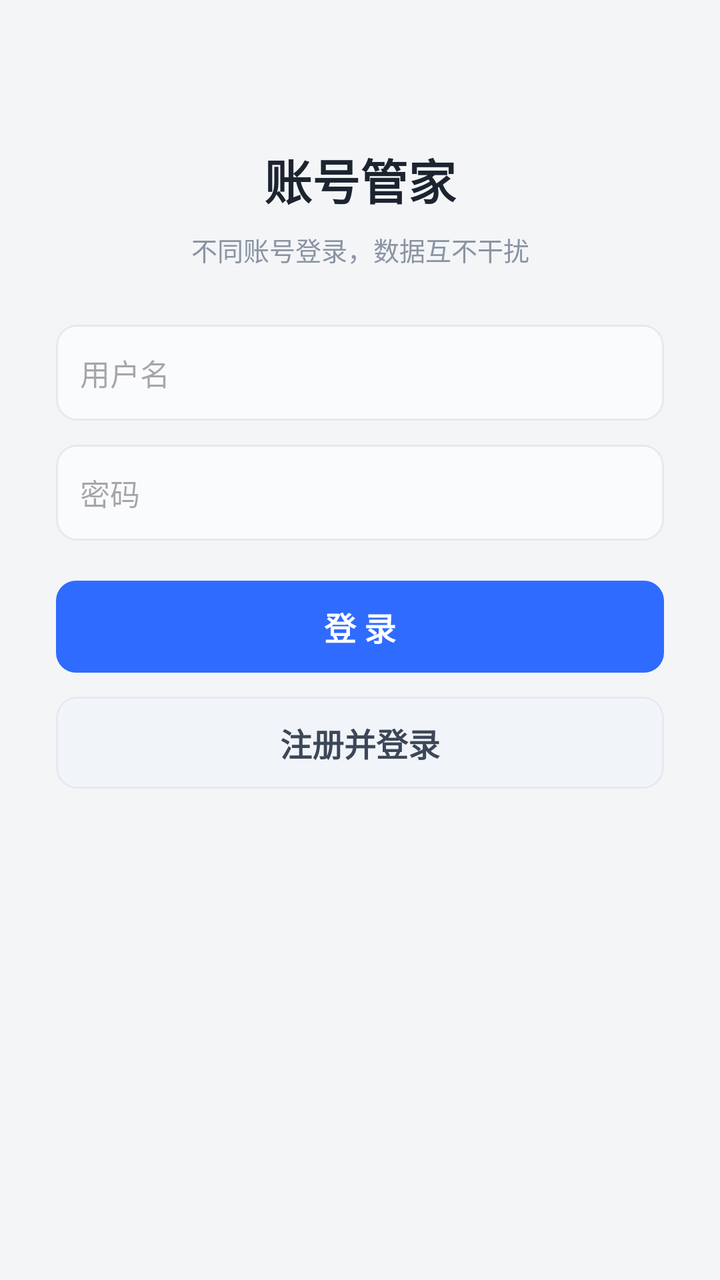
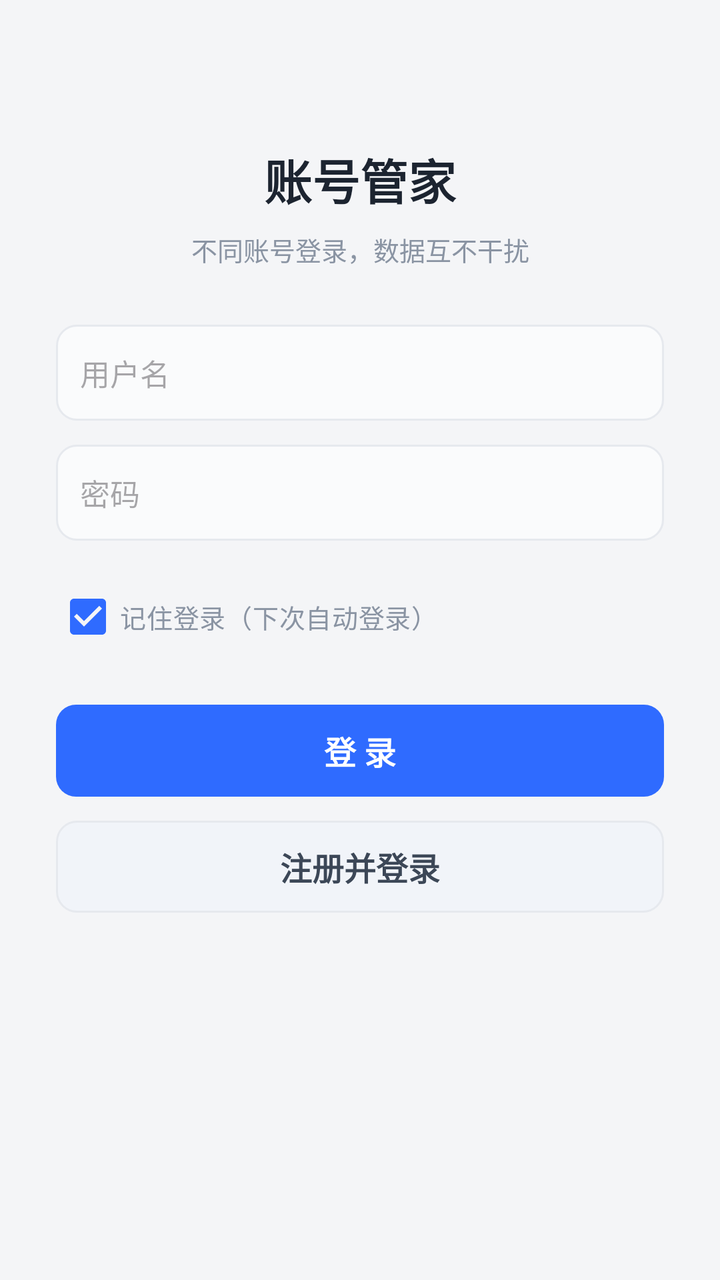

Screens rendered from an Android XML layout before and after an edit, with the pre-edit source and the edit as a unified diff.
<!-- AndroidManifest.xml: application theme Theme.App -->
<!-- res/layout/activity_login.xml -->
<?xml version="1.0" encoding="utf-8"?>
<ScrollView xmlns:android="http://schemas.android.com/apk/res/android"
    android:layout_width="match_parent"
    android:layout_height="match_parent"
    android:background="@color/bg"
    android:fillViewport="true">

    <LinearLayout
        android:layout_width="match_parent"
        android:layout_height="wrap_content"
        android:orientation="vertical"
        android:paddingStart="28dp"
        android:paddingEnd="28dp"
        android:paddingTop="72dp">

        <TextView
            android:layout_width="match_parent"
            android:layout_height="wrap_content"
            android:gravity="center"
            android:text="账号管家"
            android:textColor="@color/text"
            android:textSize="24sp"
            android:textStyle="bold" />

        <TextView
            android:layout_width="match_parent"
            android:layout_height="wrap_content"
            android:layout_marginTop="8dp"
            android:gravity="center"
            android:text="不同账号登录，数据互不干扰"
            android:textColor="@color/muted"
            android:textSize="13sp" />

        <EditText
            android:id="@+id/username"
            android:layout_width="match_parent"
            android:layout_height="wrap_content"
            android:layout_marginTop="28dp"
            android:background="@drawable/bg_input"
            android:hint="用户名"
            android:inputType="text"
            android:minHeight="48dp"
            android:padding="12dp"
            android:textColor="@color/text"
            android:textSize="15sp" />

        <EditText
            android:id="@+id/password"
            android:layout_width="match_parent"
            android:layout_height="wrap_content"
            android:layout_marginTop="12dp"
            android:background="@drawable/bg_input"
            android:hint="密码"
            android:inputType="textPassword"
            android:minHeight="48dp"
            android:padding="12dp"
            android:textColor="@color/text"
            android:textSize="15sp" />

        <TextView
            android:id="@+id/loginBtn"
            android:layout_width="match_parent"
            android:layout_height="46dp"
            android:layout_marginTop="20dp"
            android:background="@drawable/bg_btn_blue"
            android:gravity="center"
            android:text="登 录"
            android:textColor="#ffffff"
            android:textSize="16sp"
            android:textStyle="bold" />

        <TextView
            android:id="@+id/regBtn"
            android:layout_width="match_parent"
            android:layout_height="46dp"
            android:layout_marginTop="12dp"
            android:background="@drawable/bg_btn_gray"
            android:gravity="center"
            android:text="注册并登录"
            android:textColor="#3c4757"
            android:textSize="16sp"
            android:textStyle="bold" />

        <TextView
            android:id="@+id/loginStatus"
            android:layout_width="match_parent"
            android:layout_height="wrap_content"
            android:layout_marginTop="16dp"
            android:gravity="center"
            android:text=""
            android:textColor="@color/muted"
            android:textSize="13sp" />

        <TextView
            android:id="@+id/serverHint"
            android:layout_width="match_parent"
            android:layout_height="wrap_content"
            android:layout_marginTop="24dp"
            android:gravity="center"
            android:text=""
            android:textColor="@color/muted"
            android:textSize="11sp" />
    </LinearLayout>
</ScrollView>
<!-- resources referenced by this layout -->
<resources>
  <color name="bg">#f4f5f7</color>
  <color name="muted">#8a94a3</color>
  <color name="text">#1c2430</color>
  <!-- drawable bg_btn_blue (drawable) -->
  <?xml version="1.0" encoding="utf-8"?>
  <shape xmlns:android="http://schemas.android.com/apk/res/android">
      <solid android:color="#2f6bff" />
      <corners android:radius="10dp" />
  </shape>
  <!-- drawable bg_btn_gray (drawable) -->
  <?xml version="1.0" encoding="utf-8"?>
  <shape xmlns:android="http://schemas.android.com/apk/res/android">
      <solid android:color="#f1f4f9" />
      <corners android:radius="10dp" />
      <stroke android:width="1dp" android:color="#e6e9ee" />
  </shape>
  <!-- drawable bg_input (drawable) -->
  <?xml version="1.0" encoding="utf-8"?>
  <shape xmlns:android="http://schemas.android.com/apk/res/android">
      <solid android:color="#fafbfc" />
      <corners android:radius="10dp" />
      <stroke android:width="1dp" android:color="#e6e9ee" />
  </shape>
  <style name="Theme.App" parent="Theme.Material3.Light.NoActionBar">
          <item name="android:windowBackground">@color/bg</item>
          <item name="android:statusBarColor">@color/bg</item>
          <item name="android:windowLightStatusBar">true</item>
          <item name="android:navigationBarColor">@color/bg</item>
          <item name="colorPrimary">@color/blue</item>
          <item name="colorOnPrimary">@color/card</item>
      </style>
  <color name="blue">#2f6bff</color>
  <color name="card">#ffffff</color>
</resources>

<!-- the commit's change to res/layout/activity_login.xml (unified diff, before → after) -->
@@ -57,6 +57,17 @@
             android:textColor="@color/text"
             android:textSize="15sp" />
 
+        <CheckBox
+            android:id="@+id/rememberCheck"
+            android:layout_width="wrap_content"
+            android:layout_height="wrap_content"
+            android:layout_marginTop="14dp"
+            android:buttonTint="@color/blue"
+            android:checked="true"
+            android:text="记住登录（下次自动登录）"
+            android:textColor="@color/muted"
+            android:textSize="13sp" />
+
         <TextView
             android:id="@+id/loginBtn"
             android:layout_width="match_parent"
<!-- resource entries referenced after the edit -->
@@ -1,6 +1,7 @@
 <!-- resources referenced by this layout -->
 <resources>
   <color name="bg">#f4f5f7</color>
+  <color name="blue">#2f6bff</color>
   <color name="muted">#8a94a3</color>
   <color name="text">#1c2430</color>
   <!-- drawable bg_btn_blue (drawable) -->
@@ -31,7 +32,6 @@
           <item name="colorPrimary">@color/blue</item>
           <item name="colorOnPrimary">@color/card</item>
       </style>
-  <color name="blue">#2f6bff</color>
   <color name="card">#ffffff</color>
 </resources>
 
